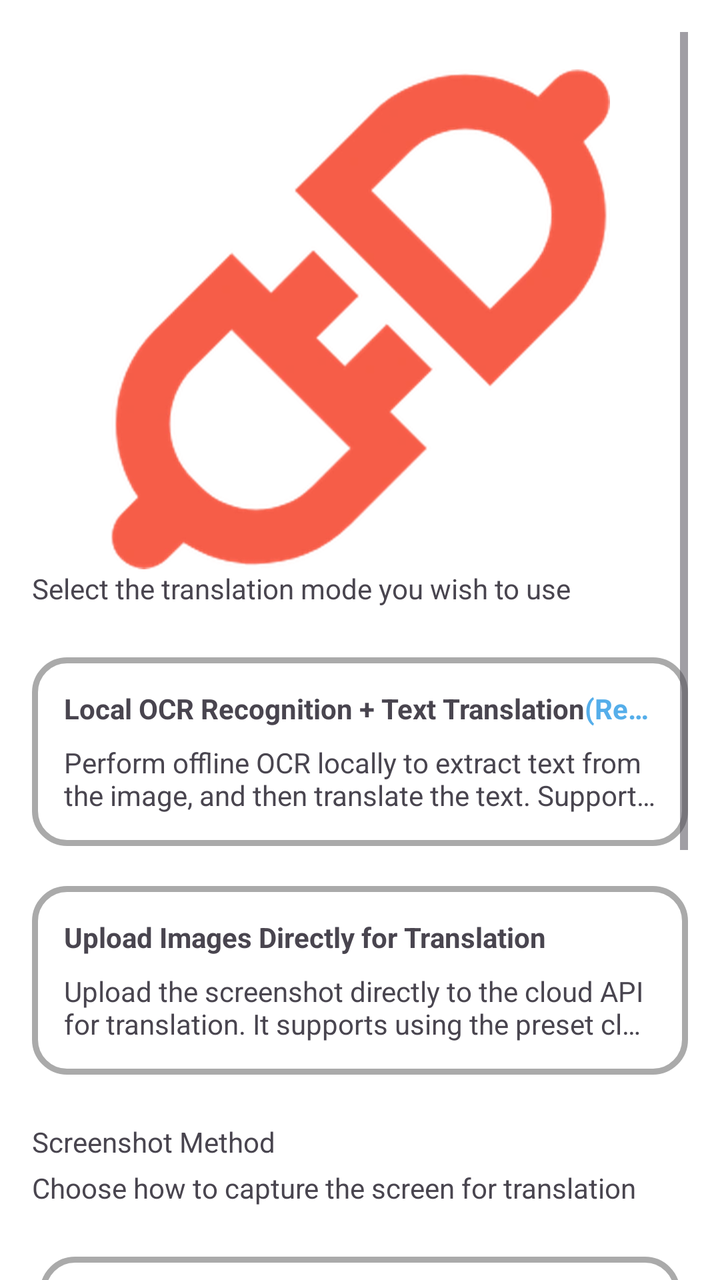
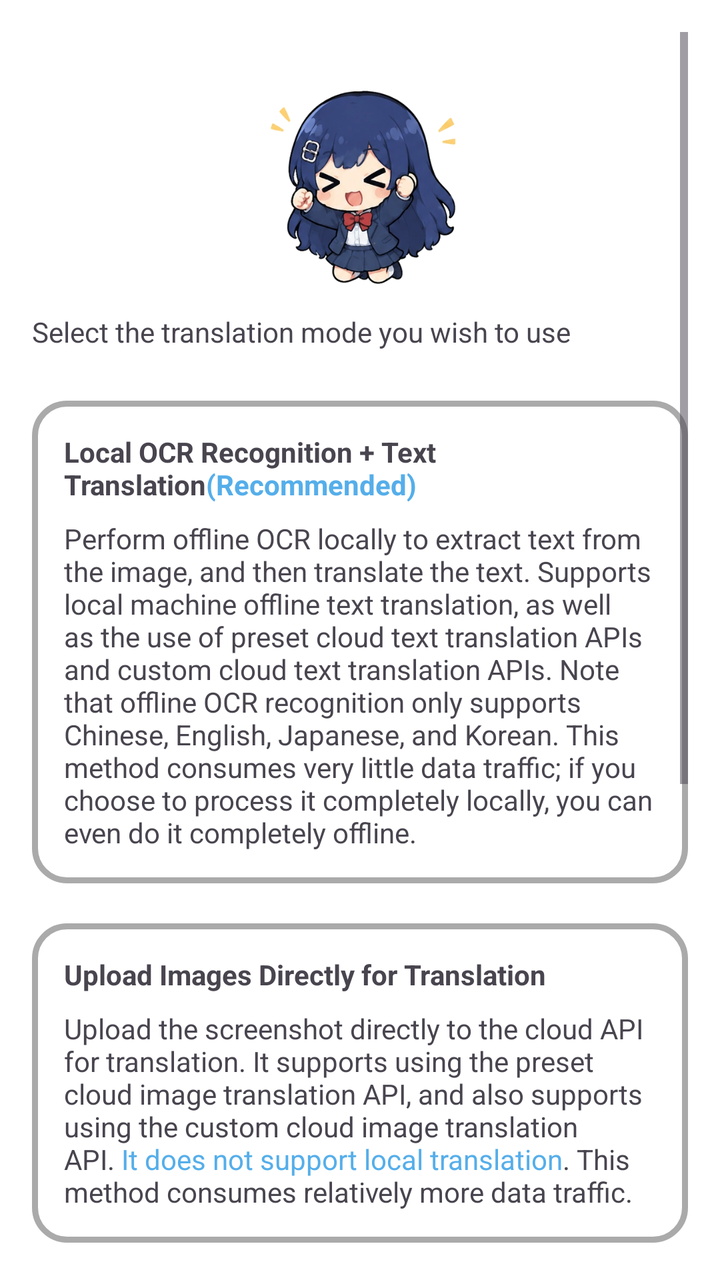

An Android layout rendered at two revisions. The XML below is the earlier revision; the diff shows what the commit changed to produce the second picture.
<!-- AndroidManifest.xml: application theme Theme.MT -->
<!-- res/layout/fragment_translation_mode.xml -->
<?xml version="1.0" encoding="utf-8"?>
<ScrollView xmlns:android="http://schemas.android.com/apk/res/android"
    xmlns:app="http://schemas.android.com/apk/res-auto"
    xmlns:tools="http://schemas.android.com/tools"
    android:id="@+id/constrainLayout"
    android:layout_width="match_parent"
    android:layout_height="match_parent"
    android:padding="16dp"
    android:clipChildren="false"
    android:clipToPadding="false"
    tools:context=".me.settings.TranslationMode" >

    <androidx.constraintlayout.widget.ConstraintLayout
        android:layout_width="match_parent"
        android:layout_height="wrap_content"
        android:clipChildren="false"
        android:clipToPadding="false"
        app:layout_constraintBottom_toBottomOf="parent"
        app:layout_constraintEnd_toEndOf="parent"
        app:layout_constraintStart_toStartOf="parent"
        app:layout_constraintTop_toTopOf="parent">

        <androidx.constraintlayout.widget.Guideline
            android:id="@+id/guideline"
            android:layout_width="wrap_content"
            android:layout_height="wrap_content"
            android:orientation="horizontal"
            app:layout_constraintGuide_percent="0.02" />

        <ImageView
            android:id="@+id/api_imageView"
            android:layout_width="250dp"
            android:layout_height="250dp"
            android:src="@drawable/apiicon"
            android:scaleType="centerCrop"
            app:layout_constraintEnd_toEndOf="parent"
            app:layout_constraintStart_toStartOf="parent"
            app:layout_constraintTop_toBottomOf="@id/guideline" />

        <TextView
            android:id="@+id/des_textView"
            android:layout_width="wrap_content"
            android:layout_height="wrap_content"
            android:text="@string/choose_mode"
            android:textSize="14sp"
            app:layout_constraintTop_toBottomOf="@id/api_imageView"
            app:layout_constraintStart_toStartOf="parent" />

        <LinearLayout
            android:id="@+id/modeGroup"
            android:layout_width="match_parent"
            android:layout_height="wrap_content"
            android:orientation="vertical"
            android:layout_marginTop="10dp"
            app:layout_constraintTop_toBottomOf="@id/des_textView"
            app:layout_constraintEnd_toEndOf="parent"
            app:layout_constraintStart_toStartOf="parent">

            <LinearLayout
                android:id="@+id/ocrModeLayout"
                android:layout_width="match_parent"
                android:layout_height="wrap_content"
                android:layout_marginTop="15dp"
                android:background="@drawable/custom_radio_button_background"
                android:orientation="horizontal"
                android:padding="16dp">

                <LinearLayout
                    android:layout_width="match_parent"
                    android:layout_height="wrap_content"
                    android:orientation="vertical">

                    <TextView  android:ellipsize="end" android:maxLines="1" 
                        android:layout_width="match_parent"
                        android:layout_height="wrap_content"
                        android:text="@string/ocr_mode"
                        android:textSize="14sp"
						android:textStyle="bold"
                        android:textColorHighlight="@android:color/transparent"/>

                    <TextView android:textSize="14sp" 
                        android:layout_width="match_parent"
                        android:layout_height="wrap_content"
                        android:layout_marginTop="8dp"
                        android:maxLines="2"
                        android:ellipsize="end"
                        android:text="@string/ocr_mode_description" />

                </LinearLayout>
            </LinearLayout>

            <LinearLayout
                android:id="@+id/picModeLayout"
                android:layout_width="match_parent"
                android:layout_height="wrap_content"
                android:layout_marginTop="20dp"
                android:background="@drawable/custom_radio_button_background"
                android:orientation="horizontal"
                android:padding="16dp">

                <LinearLayout
                    android:layout_width="match_parent"
                    android:layout_height="wrap_content"
                    android:orientation="vertical">

                    <TextView  android:ellipsize="end" android:maxLines="1" 
                        android:layout_width="match_parent"
                        android:layout_height="wrap_content"
                        android:text="@string/pic_mode"
                        android:textSize="14sp"
                        android:textStyle="bold" />

                    <TextView android:textSize="14sp" 
                        android:layout_width="match_parent"
                        android:layout_height="wrap_content"
                        android:layout_marginTop="8dp"
                        android:maxLines="2"
                        android:ellipsize="end"
                        android:text="@string/pic_mode_description"
                        android:textColorHighlight="@android:color/transparent"/>

                </LinearLayout>
            </LinearLayout>

        </LinearLayout>

        
        <TextView
            android:id="@+id/screenshot_title"
            android:layout_width="wrap_content"
            android:layout_height="wrap_content"
            android:layout_marginTop="24dp"
            android:text="@string/screenshot_section_title"
            android:textSize="14sp"
            app:layout_constraintTop_toBottomOf="@id/modeGroup"
            app:layout_constraintStart_toStartOf="parent" />

        <TextView
            android:id="@+id/screenshot_desc"
            android:layout_width="wrap_content"
            android:layout_height="wrap_content"
            android:layout_marginTop="4dp"
            android:text="@string/screenshot_section_desc"
            android:textSize="14sp"
            android:textColor="?android:textColorSecondary"
            app:layout_constraintTop_toBottomOf="@id/screenshot_title"
            app:layout_constraintStart_toStartOf="parent" />

        <LinearLayout
            android:id="@+id/screenshotGroup"
            android:layout_width="match_parent"
            android:layout_height="wrap_content"
            android:orientation="vertical"
            android:clipChildren="false"
            android:clipToPadding="false"
            android:layout_marginTop="10dp"
            app:layout_constraintTop_toBottomOf="@id/screenshot_desc"
            app:layout_constraintEnd_toEndOf="parent"
            app:layout_constraintStart_toStartOf="parent">

            <LinearLayout
                android:id="@+id/mediaprojectionLayout"
                android:layout_width="match_parent"
                android:layout_height="wrap_content"
                android:layout_marginHorizontal="4dp"
                android:layout_marginTop="15dp"
                android:background="@drawable/custom_radio_button_background"
                android:orientation="horizontal"
                android:padding="16dp">

                <LinearLayout
                    android:layout_width="match_parent"
                    android:layout_height="wrap_content"
                    android:orientation="vertical">

                    <TextView  android:ellipsize="end" android:maxLines="1" 
                        android:layout_width="match_parent"
                        android:layout_height="wrap_content"
                        android:text="@string/screenshot_method_mediaprojection"
                        android:textSize="14sp"
						android:textStyle="bold"
                        android:textColorHighlight="@android:color/transparent"/>

                    <TextView android:textSize="14sp" 
                        android:layout_width="match_parent"
                        android:layout_height="wrap_content"
                        android:layout_marginTop="8dp"
                        android:text="@string/screenshot_mediaprojection_desc" />

                </LinearLayout>
            </LinearLayout>

            <LinearLayout
                android:id="@+id/accessibilityLayout"
                android:layout_width="match_parent"
                android:layout_height="wrap_content"
                android:layout_marginHorizontal="4dp"
                android:layout_marginTop="20dp"
                android:background="@drawable/custom_radio_button_background"
                android:orientation="horizontal"
                android:padding="16dp">

                <LinearLayout
                    android:layout_width="match_parent"
                    android:layout_height="wrap_content"
                    android:orientation="vertical">

                    <TextView  android:ellipsize="end" android:maxLines="1" 
                        android:layout_width="match_parent"
                        android:layout_height="wrap_content"
                        android:text="@string/screenshot_method_accessibility"
                        android:textSize="14sp"
                        android:textStyle="bold" />

                    <TextView android:textSize="14sp" 
                        android:layout_width="match_parent"
                        android:layout_height="wrap_content"
                        android:layout_marginTop="8dp"
                        android:text="@string/screenshot_accessibility_desc"
                        android:textColorHighlight="@android:color/transparent"/>

                </LinearLayout>
            </LinearLayout>

        </LinearLayout>

    </androidx.constraintlayout.widget.ConstraintLayout>

</ScrollView>
<!-- resources referenced by this layout -->
<resources>
  <!-- drawable apiicon: webp bitmap (drawable, 46238 bytes) -->
  <!-- drawable custom_radio_button_background (drawable) -->
  <?xml version="1.0" encoding="utf-8"?>
  <shape xmlns:android="http://schemas.android.com/apk/res/android"
      android:shape="rectangle">
  
      <corners android:radius="16dp" />
      <stroke android:width="3dp" android:color="@android:color/darker_gray" />
      <solid android:color="@color/surface" />
  
  </shape>
  <string name="choose_mode">Select the translation mode you wish to use</string>
  <string name="ocr_mode">Local OCR Recognition + Text Translation<font color="#55AEEA">(Recommended)</font></string>
  <string name="ocr_mode_description">Perform offline OCR locally to extract text from the image, and then translate the text. Supports local machine offline text translation, as well as the use of preset cloud text translation APIs and custom cloud text translation APIs. Note that offline OCR recognition only supports Chinese,  English, Japanese, and Korean. This method consumes very little data traffic; if you choose to process it completely locally, you can even do it completely offline.</string>
  <string name="pic_mode">Upload Images Directly for Translation</string>
  <string name="pic_mode_description">Upload the screenshot directly to the cloud API for translation. It supports using the preset cloud image translation API, and also supports using the custom cloud image translation API. <font color="#55AEEA">It does not support local translation</font>. This method consumes relatively more data traffic.</string>
  <string name="screenshot_accessibility_desc">✅ One-time authorization — never asked again\n✅ No persistent notification — clean status bar\n❌ Must manually enable in system accessibility settings</string>
  <string name="screenshot_mediaprojection_desc">✅ Works out of the box — no additional service to install or configure\n❌ Permission dialog on every launch\n❌ Android requires persistent "recording" notification</string>
  <string name="screenshot_method_accessibility">Accessibility Service</string>
  <string name="screenshot_method_mediaprojection">Screen Capture (Recommended)</string>
  <string name="screenshot_section_desc">Choose how to capture the screen for translation</string>
  <string name="screenshot_section_title">Screenshot Method</string>
  <style name="Theme.MT" parent="Base.Theme.MT">
          
          <item name="android:navigationBarColor">@android:color/transparent</item>
          <item name="android:statusBarColor">@android:color/transparent</item>
          <item name="android:windowLightStatusBar">?attr/isLightTheme</item>
      </style>
  <color name="surface">#FFFFFF</color>
  <style name="Base.Theme.MT" parent="Theme.Material3.DayNight.NoActionBar">
          <item name="colorPrimary">@color/primary</item>
          <item name="preferenceTheme">@style/AppPreferenceTheme</item>
          <item name="android:windowBackground">@color/surface</item>
          <item name="android:navigationBarColor">
              @android:color/transparent
          </item>
          <item name="android:enforceNavigationBarContrast">false</item>
          <item name="android:enforceStatusBarContrast">false</item>
      </style>
  <color name="primary">#55AEEA</color>
  <style name="AppPreferenceTheme" parent="@style/PreferenceThemeOverlay">
          <item name="android:preferenceStyle">@style/AppPrefStyle</item>
      </style>
  <style name="AppPrefStyle">
          <item name="android:layout">@layout/preference_item_fit</item>
      </style>
</resources>

<!-- the commit's change to res/layout/fragment_translation_mode.xml (unified diff, before → after) -->
@@ -27,12 +27,13 @@
             android:orientation="horizontal"
             app:layout_constraintGuide_percent="0.02" />
 
+        
         <ImageView
-            android:id="@+id/api_imageView"
-            android:layout_width="250dp"
-            android:layout_height="250dp"
-            android:src="@drawable/apiicon"
-            android:scaleType="centerCrop"
+            android:id="@+id/mascot_icon"
+            android:layout_width="120dp"
+            android:layout_height="120dp"
+            android:scaleType="fitCenter"
+            android:src="@drawable/fist_pump_star"
             app:layout_constraintEnd_toEndOf="parent"
             app:layout_constraintStart_toStartOf="parent"
             app:layout_constraintTop_toBottomOf="@id/guideline" />
@@ -43,7 +44,7 @@
             android:layout_height="wrap_content"
             android:text="@string/choose_mode"
             android:textSize="14sp"
-            app:layout_constraintTop_toBottomOf="@id/api_imageView"
+            app:layout_constraintTop_toBottomOf="@id/mascot_icon"
             app:layout_constraintStart_toStartOf="parent" />
 
         <LinearLayout
@@ -70,7 +71,7 @@
                     android:layout_height="wrap_content"
                     android:orientation="vertical">
 
-                    <TextView  android:ellipsize="end" android:maxLines="1" 
+                    <TextView 
                         android:layout_width="match_parent"
                         android:layout_height="wrap_content"
                         android:text="@string/ocr_mode"
@@ -78,12 +79,10 @@
 						android:textStyle="bold"
                         android:textColorHighlight="@android:color/transparent"/>
 
-                    <TextView android:textSize="14sp" 
-                        android:layout_width="match_parent"
-                        android:layout_height="wrap_content"
-                        android:layout_marginTop="8dp"
-                        android:maxLines="2"
-                        android:ellipsize="end"
+                    <TextView android:textSize="14sp"
+                        android:layout_width="match_parent"
+                        android:layout_height="wrap_content"
+                        android:layout_marginTop="8dp"
                         android:text="@string/ocr_mode_description" />
 
                 </LinearLayout>
@@ -103,19 +102,17 @@
                     android:layout_height="wrap_content"
                     android:orientation="vertical">
 
-                    <TextView  android:ellipsize="end" android:maxLines="1" 
+                    <TextView 
                         android:layout_width="match_parent"
                         android:layout_height="wrap_content"
                         android:text="@string/pic_mode"
                         android:textSize="14sp"
                         android:textStyle="bold" />
 
-                    <TextView android:textSize="14sp" 
-                        android:layout_width="match_parent"
-                        android:layout_height="wrap_content"
-                        android:layout_marginTop="8dp"
-                        android:maxLines="2"
-                        android:ellipsize="end"
+                    <TextView android:textSize="14sp"
+                        android:layout_width="match_parent"
+                        android:layout_height="wrap_content"
+                        android:layout_marginTop="8dp"
                         android:text="@string/pic_mode_description"
                         android:textColorHighlight="@android:color/transparent"/>
 
@@ -173,7 +170,7 @@
                     android:layout_height="wrap_content"
                     android:orientation="vertical">
 
-                    <TextView  android:ellipsize="end" android:maxLines="1" 
+                    <TextView 
                         android:layout_width="match_parent"
                         android:layout_height="wrap_content"
                         android:text="@string/screenshot_method_mediaprojection"
@@ -205,7 +202,7 @@
                     android:layout_height="wrap_content"
                     android:orientation="vertical">
 
-                    <TextView  android:ellipsize="end" android:maxLines="1" 
+                    <TextView 
                         android:layout_width="match_parent"
                         android:layout_height="wrap_content"
                         android:text="@string/screenshot_method_accessibility"
<!-- resource entries referenced after the edit -->
@@ -1,6 +1,5 @@
 <!-- resources referenced by this layout -->
 <resources>
-  <!-- drawable apiicon: webp bitmap (drawable, 46238 bytes) -->
   <!-- drawable custom_radio_button_background (drawable) -->
   <?xml version="1.0" encoding="utf-8"?>
   <shape xmlns:android="http://schemas.android.com/apk/res/android"
@@ -11,6 +10,7 @@
       <solid android:color="@color/surface" />
   
   </shape>
+  <!-- drawable fist_pump_star: webp bitmap (drawable, 29282 bytes) -->
   <string name="choose_mode">Select the translation mode you wish to use</string>
   <string name="ocr_mode">Local OCR Recognition + Text Translation<font color="#55AEEA">(Recommended)</font></string>
   <string name="ocr_mode_description">Perform offline OCR locally to extract text from the image, and then translate the text. Supports local machine offline text translation, as well as the use of preset cloud text translation APIs and custom cloud text translation APIs. Note that offline OCR recognition only supports Chinese,  English, Japanese, and Korean. This method consumes very little data traffic; if you choose to process it completely locally, you can even do it completely offline.</string>
